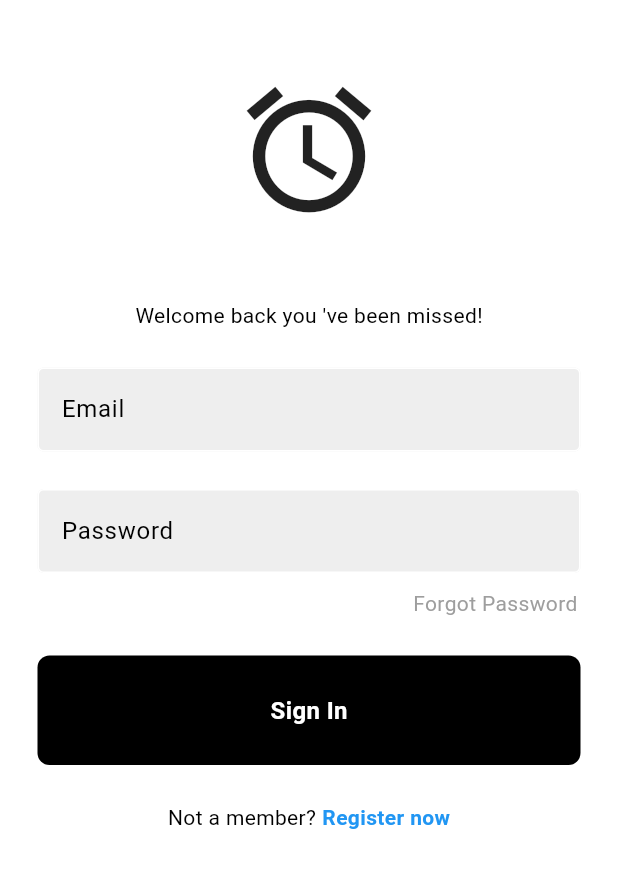
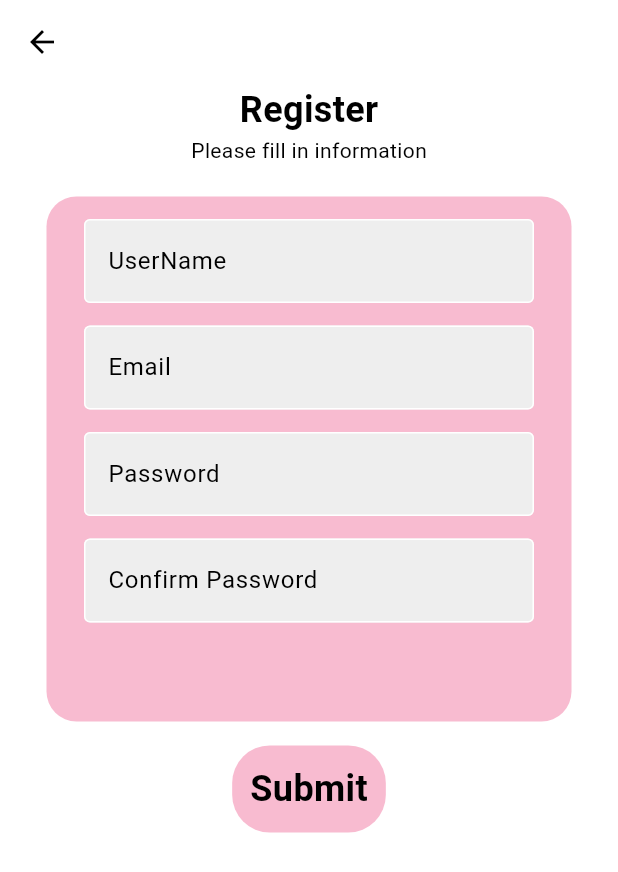
Before and after one commit to oomyoom/v-beauty, a Flutter app: the screen it shows after launch, after a tap on "Register now", on a phone screen of 412 x 824 dp. Shown: the top 872 px of the screen. Run offline on Flutter 3.47's test engine with Material 3 defaults, Android fonts, the phone set to English and light mode, and no system bars; our stand-ins replace bloc, equatable, flutter_bloc, image_cropper, image_picker, jwt_decoder and 1 more; network calls fail.

Commit message:
register

```diff
--- a/lib/backend/package.json
+++ b/lib/backend/package.json
@@ -13,6 +13,7 @@
     "bcrypt": "^5.1.1",
     "body-parser": "^1.20.2",
     "express": "^4.18.2",
+    "fs": "^0.0.1-security",
     "jsonwebtoken": "^9.0.2",
     "multer": "^1.4.5-lts.1",
     "mysql": "^2.18.1",
--- a/lib/constant/apiurl.dart
+++ b/lib/constant/apiurl.dart
@@ -1,5 +1,5 @@
 class ApiConstants {
-  static const String baseUrl = '192.168.1.3:3000';
+  static const String baseUrl = '192.168.1.101:3000';
   static const String getdata = '$baseUrl/getdata/products';
   static const String authUrl = '$baseUrl/auth/login';
   static const String getUser = '$baseUrl/user';
--- a/lib/features/auth/ui/auth_screen.dart
+++ b/lib/features/auth/ui/auth_screen.dart
@@ -5,6 +5,7 @@ import 'package:v_beauty/constant/apiurl.dart';
 import 'package:v_beauty/features/auth/components/auth_button.dart';
 import 'package:v_beauty/features/auth/components/auth_textfield.dart';
 import 'package:http/http.dart' as http;
+import 'package:v_beauty/features/register/ui/register_screen.dart';
 import 'package:v_beauty/features/splash/splash_screen.dart';
 
 class AuthPage extends StatefulWidget {
@@ -130,6 +131,12 @@ class _AuthPageState extends State<AuthPage> {
                     ),
                     GestureDetector(
                       onTap: () {
+                        Navigator.push(
+                          context,
+                          MaterialPageRoute(
+                            builder: (context) => RegisterPage(),
+                          ),
+                        );
                         print('Register');
                       },
                       child: const Text(
--- /dev/null
+++ b/lib/features/register/ui/components/register_textfield.dart
@@ -0,0 +1,33 @@
+import 'package:flutter/material.dart';
+
+class MyRegisterTextField extends StatelessWidget {
+  final contorller;
+  final String hintText;
+  final bool obscureText;
+  const MyRegisterTextField({super.key, this.contorller, required this.hintText, required this.obscureText});
+  @override
+  Widget build(BuildContext context) {
+    return Column(
+      children: [
+        Padding(
+          padding: const EdgeInsets.symmetric(horizontal: 25.0),
+          child: TextField(
+            controller: contorller,
+            obscureText: obscureText,
+            decoration: InputDecoration(
+              enabledBorder: const OutlineInputBorder(
+                borderSide: BorderSide(color: Colors.white),
+              ),
+              focusedBorder: OutlineInputBorder(
+                borderSide: BorderSide(color: Colors.grey.shade400),
+              ),
+              fillColor: Colors.grey.shade200,
+              filled: true,
+              hintText: hintText,
+            ),
+          ),
+        ),
+      ],
+    );
+  }
+}
--- /dev/null
+++ b/lib/features/register/ui/register_screen.dart
@@ -0,0 +1,157 @@
+import 'dart:convert';
+import 'package:flutter/material.dart';
+import 'package:v_beauty/constant/apiurl.dart';
+import 'package:v_beauty/features/register/ui/components/register_textfield.dart';
+import 'package:http/http.dart' as http;
+import 'package:v_beauty/features/splash/splash_screen.dart';
+
+class RegisterPage extends StatefulWidget {
+  const RegisterPage({super.key});
+
+  @override
+  State<RegisterPage> createState() => _RegisterPageState();
+}
+
+class _RegisterPageState extends State<RegisterPage> {
+  Future<void> _submitForm({
+    required String username,
+    required String email,
+    required String password,
+  }) async {
+    final url = Uri.parse('http://${ApiConstants.baseUrl}/register/user');
+    final response = await http.post(
+      url,
+      body: json.encode({
+        'UserName': username,
+        'Email': email,
+        'Password': password,
+      }),
+      headers: {
+        'Content-Type': 'application/json',
+      },
+    );
+
+    var jsonResponse = jsonDecode(response.body);
+    if (jsonResponse['message'] == 'Success') {
+      // Successfully registered
+      print('Registration successful');
+      Navigator.pushReplacement(
+          context, MaterialPageRoute(builder: (context) => SplashScreen()));
+    } else {
+      // Registration failed
+      print('Registration failed');
+      // You can handle errors or show an error message here
+    }
+  }
+
+  @override
+  Widget build(BuildContext context) {
+    final userController = TextEditingController();
+    final emailController = TextEditingController();
+    final passwordController = TextEditingController();
+    final confirmpasswordController = TextEditingController();
+
+    return Scaffold(
+      appBar: AppBar(),
+      body: SingleChildScrollView(
+        child: SafeArea(
+          child: Center(
+            child: Column(children: [
+              const Text(
+                'Register',
+                style: TextStyle(
+                  fontSize: 24,
+                  fontWeight: FontWeight.bold,
+                ),
+              ),
+              const Text('Please fill in information'),
+              const SizedBox(
+                height: 21,
+              ),
+              Container(
+                width: 350,
+                height: 350,
+                decoration: BoxDecoration(
+                  color: Colors.pink.shade100,
+                  borderRadius:
+                      BorderRadius.circular(20), // กำหนดความโค้งของมุมเป็น 20
+                ),
+                child: Column(children: [
+                  const SizedBox(
+                    height: 15,
+                  ),
+                  MyRegisterTextField(
+                    hintText: 'UserName',
+                    obscureText: false,
+                    contorller: userController,
+                  ),
+                  const SizedBox(
+                    height: 15,
+                  ),
+                  MyRegisterTextField(
+                    hintText: 'Email',
+                    obscureText: false,
+                    contorller: emailController,
+                  ),
+                  const SizedBox(
+                    height: 15,
+                  ),
+                  MyRegisterTextField(
+                    hintText: 'Password',
+                    obscureText: true,
+                    contorller: passwordController,
+                  ),
+                  const SizedBox(
+                    height: 15,
+                  ),
+                  MyRegisterTextField(
+                    hintText: 'Confirm Password',
+                    obscureText: true,
+                    contorller: confirmpasswordController,
+                  ),
+                ]),
+              ),
+              const SizedBox(
+                height: 16,
+              ),
+              GestureDetector(
+                onTap: () {
+                  final username = userController.text;
+                  final email = emailController.text;
+                  final password = passwordController.text;
+                  final confirmPassword = confirmpasswordController.text;
+                  // Check if passwords match
+                  if (password == confirmPassword) {
+                    _submitForm(
+                      username: username,
+                      email: email,
+                      password: password,
+                    );
+                  } else {
+                    // Show password mismatch error
+                    print('Passwords do not match');
+                  }
+                },
+                child: Container(
+                  decoration: BoxDecoration(
+                      color: Colors.pink.shade100,
+                      borderRadius: BorderRadius.circular(25)),
+                  child: const Padding(
+                    padding: EdgeInsets.all(12.0),
+                    child: Text(
+                      'Submit',
+                      style: TextStyle(
+                        fontSize: 24,
+                        fontWeight: FontWeight.bold,
+                      ),
+                    ),
+                  ),
+                ),
+              )
+            ]),
+          ),
+        ),
+      ),
+    );
+  }
+}
--- a/lib/features/user_features/profile/models/user.dart
+++ b/lib/features/user_features/profile/models/user.dart
@@ -53,7 +53,7 @@ class UserProfile {
         address: json['Address'],
         zipcode: json['Zipcode'].toString(),
       ),
-      image: (json['Image']['data'] as List).cast<int>(),
+      image: json['Image'] != null ? (json['Image']['data'] as List).cast<int>() : null,
     );
   }
 }
```
Also changed, not shown: lib/features/register/bloc/register_bloc.dart (added, +13 -0 lines), lib/features/register/bloc/register_event.dart (added, +8 -0 lines), lib/features/register/bloc/register_state.dart (added, +10 -0 lines), lib/features/user_features/home/ui/home_screen.dart (+0 -13 lines), lib/features/user_features/profile/view/pages/profile_page.dart (+48 -17 lines), lib/backend/image/profile.webp (added), lib/backend/package-lock.json, 1 other file.
